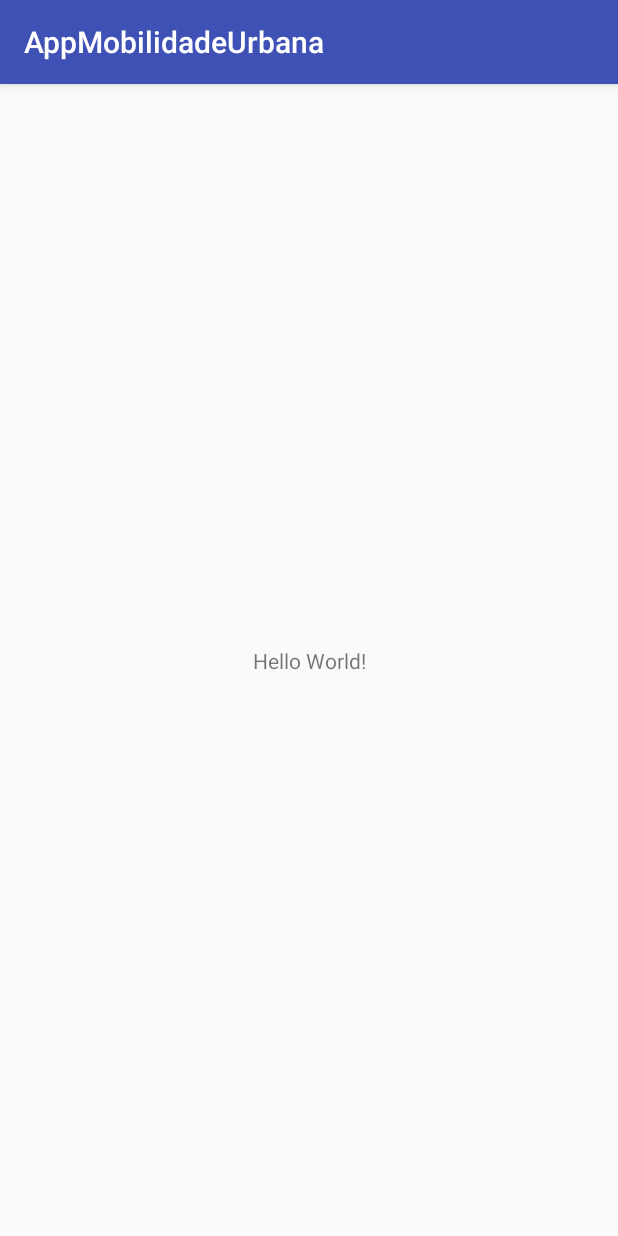
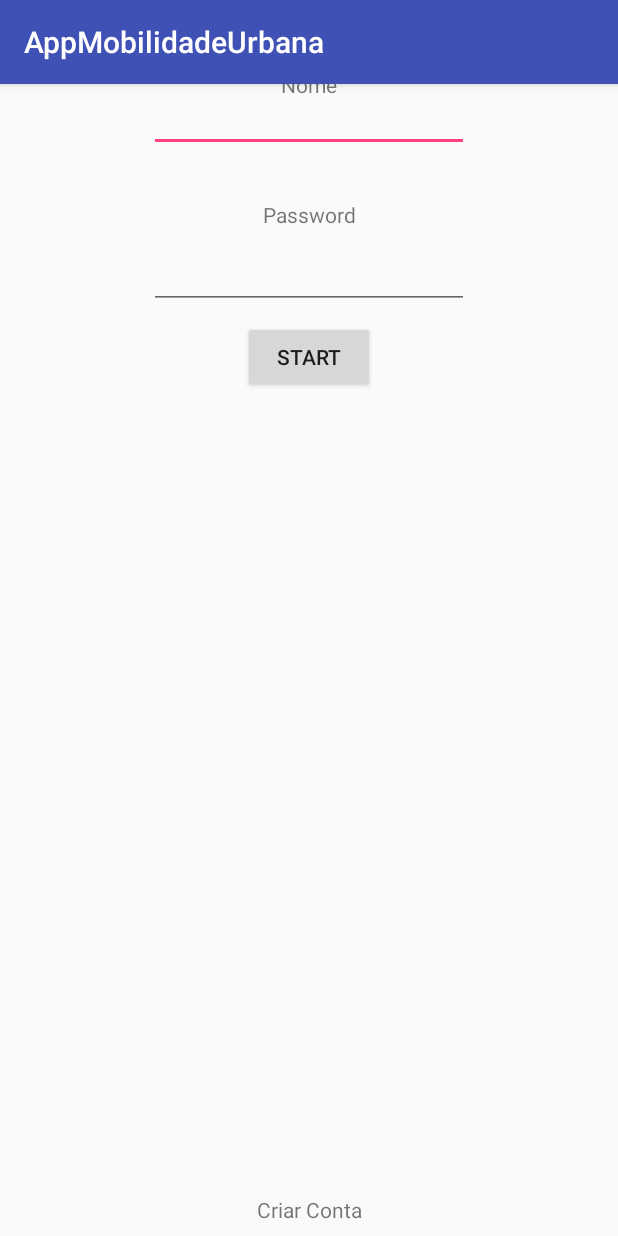
Before and after one commit to rakuzann/AppMobilidadeUrbana, an Android app: the screen it shows after launch (MainActivity), on a phone screen of 412 x 824 dp. Run offline under Robolectric (Android 15) with nearby library versions, the phone set to English and light mode, and no system bars.

Commit message:
XML UPDATE

```diff
--- a/app/src/main/java/com/example/pc/appmobilidadeurbana/MainActivity.java
+++ b/app/src/main/java/com/example/pc/appmobilidadeurbana/MainActivity.java
@@ -10,6 +10,5 @@ public class MainActivity extends AppCompatActivity {
         super.onCreate(savedInstanceState);
         setContentView(R.layout.activity_main);
 
-        //fuck off
     }
 }
--- a/app/src/main/res/layout/activity_main.xml
+++ b/app/src/main/res/layout/activity_main.xml
@@ -6,13 +6,78 @@
     android:layout_height="match_parent"
     tools:context=".MainActivity">
 
-    <TextView
+    <EditText
+        android:id="@+id/etNome"
         android:layout_width="wrap_content"
         android:layout_height="wrap_content"
-        android:text="Hello World!"
-        app:layout_constraintBottom_toBottomOf="parent"
-        app:layout_constraintLeft_toLeftOf="parent"
-        app:layout_constraintRight_toRightOf="parent"
+        android:layout_marginEnd="8dp"
+        android:layout_marginStart="8dp"
+        android:ems="10"
+        android:inputType="textPersonName"
+        app:layout_constraintEnd_toEndOf="parent"
+        app:layout_constraintStart_toStartOf="parent"
+        tools:layout_editor_absoluteY="39dp" />
+
+    <TextView
+        android:id="@+id/tvNome"
+        android:layout_width="wrap_content"
+        android:layout_height="wrap_content"
+        android:layout_marginBottom="8dp"
+        android:layout_marginEnd="8dp"
+        android:layout_marginStart="8dp"
+        android:layout_marginTop="8dp"
+        android:text="Nome"
+        app:layout_constraintBottom_toTopOf="@+id/etNome"
+        app:layout_constraintEnd_toEndOf="parent"
+        app:layout_constraintStart_toStartOf="parent"
         app:layout_constraintTop_toTopOf="parent" />
 
+    <TextView
+        android:id="@+id/tvPass"
+        android:layout_width="wrap_content"
+        android:layout_height="wrap_content"
+        android:layout_marginEnd="8dp"
+        android:layout_marginStart="8dp"
+        android:layout_marginTop="32dp"
+        android:text="Password"
+        app:layout_constraintEnd_toEndOf="parent"
+        app:layout_constraintStart_toStartOf="parent"
+        app:layout_constraintTop_toBottomOf="@+id/etNome" />
+
+    <EditText
+        android:id="@+id/etPass"
+        android:layout_width="wrap_content"
+        android:layout_height="wrap_content"
+        android:layout_marginEnd="8dp"
+        android:layout_marginStart="8dp"
+        android:layout_marginTop="8dp"
+        android:ems="10"
+        android:inputType="textPassword"
+        app:layout_constraintEnd_toEndOf="parent"
+        app:layout_constraintStart_toStartOf="parent"
+        app:layout_constraintTop_toBottomOf="@+id/tvPass" />
+
+    <Button
+        android:id="@+id/startApp"
+        android:layout_width="wrap_content"
+        android:layout_height="wrap_content"
+        android:layout_marginEnd="8dp"
+        android:layout_marginStart="8dp"
+        android:layout_marginTop="8dp"
+        android:text="Start"
+        app:layout_constraintEnd_toEndOf="parent"
+        app:layout_constraintStart_toStartOf="parent"
+        app:layout_constraintTop_toBottomOf="@+id/etPass" />
+
+    <TextView
+        android:id="@+id/tvCriarConta"
+        android:layout_width="wrap_content"
+        android:layout_height="wrap_content"
+        android:layout_marginBottom="8dp"
+        android:layout_marginEnd="8dp"
+        android:layout_marginStart="8dp"
+        android:text="Criar Conta"
+        app:layout_constraintBottom_toBottomOf="parent"
+        app:layout_constraintEnd_toEndOf="parent"
+        app:layout_constraintStart_toStartOf="parent" />
 </android.support.constraint.ConstraintLayout>
--- a/app/src/main/res/layout/fragment_map.xml
+++ /dev/null
@@ -1,14 +0,0 @@
-<?xml version="1.0" encoding="utf-8"?>
-<FrameLayout xmlns:android="http://schemas.android.com/apk/res/android"
-    xmlns:tools="http://schemas.android.com/tools"
-    android:layout_width="match_parent"
-    android:layout_height="match_parent"
-    tools:context=".MapFragment">
-
-    <!-- TODO: Update blank fragment layout -->
-    <TextView
-        android:layout_width="match_parent"
-        android:layout_height="match_parent"
-        android:text="@string/hello_blank_fragment" />
-
-</FrameLayout>
```
Also changed, not shown: app/src/main/java/com/example/pc/appmobilidadeurbana/MapsActivity.java (+1 -9 lines).
